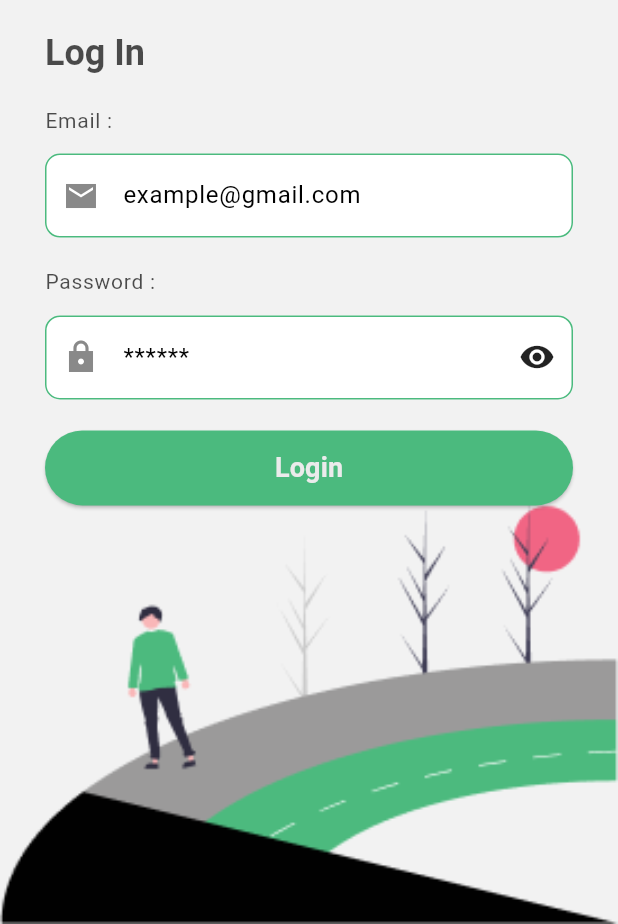
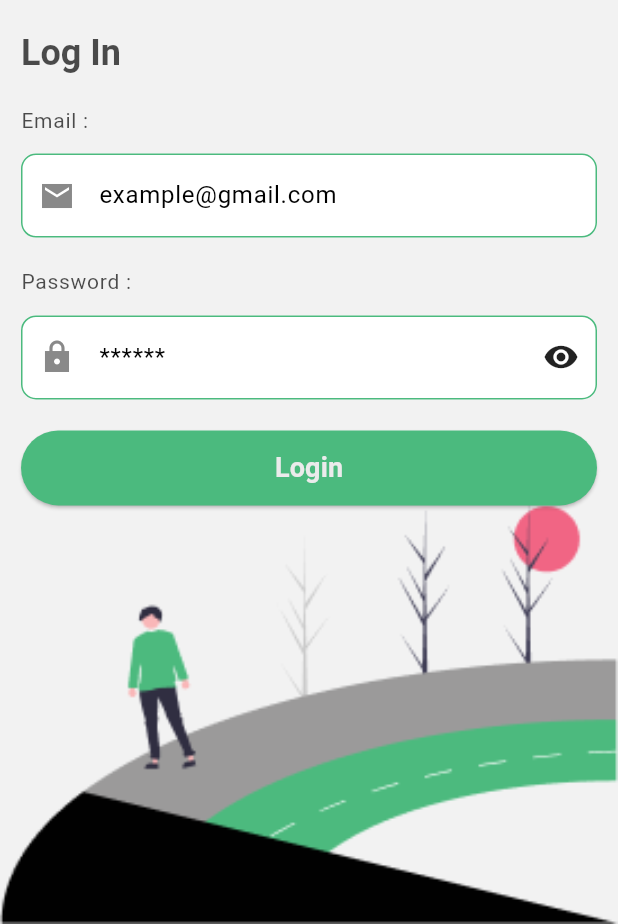
Before and after one commit to mohammadAtaullahBD/salesman, a Flutter app: the screen it shows after launch, on a phone screen of 412 x 824 dp, the part 312-1236 px from its top. Run offline on Flutter 3.47's test engine with Material 3 defaults, Android fonts, the phone set to English and light mode, and no system bars; our stand-ins replace bloc, device_info_plus, equatable, flutter_bloc, geolocator, permission_handler and 1 more; missing offline and left inert: flutter_background_service, flutter_background_service_android.

Commit message:
Fixed: #3 White screen and Padding issu

```diff
--- a/lib/bloc/user/user_bloc.dart
+++ b/lib/bloc/user/user_bloc.dart
@@ -8,7 +8,7 @@ class UserBloc extends Bloc<UserEvent, UserState> {
   UserBloc() : super(UserInitialState()) {
     on<UserEvent>((event, emit) async {
       SharedPreferences prefs = await SharedPreferences.getInstance();
-      if (event is FetchPreviousIfAvailableEvent) {
+      if (event is FetchPreviousUserIfAvailableEvent) {
         int? preUserID = prefs.getInt('userID');
         if (preUserID != null) {
           emit(UserLoadedState(userID: preUserID));
--- a/lib/bloc/user/user_event.dart
+++ b/lib/bloc/user/user_event.dart
@@ -9,7 +9,7 @@ sealed class UserEvent extends Equatable {
 
 class ResetUserEvent extends UserEvent {}
 
-class FetchPreviousIfAvailableEvent extends UserEvent {}
+class FetchPreviousUserIfAvailableEvent extends UserEvent {}
 
 class FetchUserEvent extends UserEvent {
   final String email;
--- a/lib/bloc/user_location/user_location_bloc.dart
+++ b/lib/bloc/user_location/user_location_bloc.dart
@@ -115,7 +115,9 @@ void _onStart(ServiceInstance service) async {
     if (userID != null) {
       _startLocationTracking(userID);
     } else {
+      debugPrint("background service stopping");
       service.stopSelf();
+      return;
     }
     // TODO: set the stop condition by uncommenting this code.
     // if (8 < DateTime.now().hour && DateTime.now().hour < 20) {
--- a/lib/main.dart
+++ b/lib/main.dart
@@ -10,10 +10,16 @@ class MyApp extends StatelessWidget {
 
   @override
   Widget build(BuildContext context) {
-    return MultiBlocProvider(
+    return MaterialApp(
+      navigatorKey: navigatorKey,
+      title: 'Flutter Demo',
+      theme: getTheme(),
+      debugShowCheckedModeBanner: false,
+      home: MultiBlocProvider(
         providers: [
           BlocProvider(
-          create: (context) => UserBloc()..add(FetchPreviousIfAvailableEvent()),
+            create: (context) =>
+                UserBloc()..add(FetchPreviousUserIfAvailableEvent()),
           ),
           BlocProvider(
             create: (context) => UserLocationBloc(),
@@ -25,13 +31,7 @@ class MyApp extends StatelessWidget {
             create: (context) => ShopsBloc(),
           ),
         ],
-      child: MaterialApp(
-        navigatorKey: navigatorKey,
-        title: 'Flutter Demo',
-        theme: getTheme(),
-        debugShowCheckedModeBanner: false,
-        home: const LauncherScreen(),
-        routes: allRouts,
+        child: const LauncherScreen(),
       ),
     );
   }
--- a/lib/pages/dashbord_screen.dart
+++ b/lib/pages/dashbord_screen.dart
@@ -11,7 +11,7 @@ class DashbordScreen extends StatelessWidget {
       drawer: const DrawerWidget(),
       body: SafeArea(
         child: Padding(
-          padding: const EdgeInsets.only(left: 15.0, right: 15.0),
+          padding: const EdgeInsets.only(left: 14.0, right: 14.0),
           child: ListView(
             children: [
               verticalSpace(),
@@ -79,7 +79,8 @@ class DashbordScreen extends StatelessWidget {
                       child: CircularProgressIndicator(),
                     );
                   }
-                  }),
+                },
+              ),
             ],
           ),
         ),
--- a/lib/pages/launcher_screen.dart
+++ b/lib/pages/launcher_screen.dart
@@ -6,6 +6,9 @@ class LauncherScreen extends StatelessWidget {
 
   @override
   Widget build(BuildContext context) {
+    Future.delayed(Duration.zero, () {
+      BlocProvider.of<UserBloc>(context).add(FetchPreviousUserIfAvailableEvent());
+    });
     return BlocBuilder<UserBloc, UserState>(
       buildWhen: (previous, current) => previous != current,
       builder: (context, state) {
--- a/lib/pages/login_screen.dart
+++ b/lib/pages/login_screen.dart
@@ -9,6 +9,7 @@ class LoginScreen extends StatefulWidget {
 }
 
 class _LoginScreenState extends State<LoginScreen> {
+  bool _isClick = false;
   late TextEditingController _emailController;
   late TextEditingController _passController;
   final FocusNode _emailFocusNode = FocusNode();
@@ -57,13 +58,10 @@ class _LoginScreenState extends State<LoginScreen> {
 
   @override
   Widget build(BuildContext context) {
-    Future.delayed(Duration.zero, () {
-      BlocProvider.of<UserBloc>(context).add(FetchPreviousIfAvailableEvent());
-    });
     return Scaffold(
       body: SingleChildScrollView(
         child: Container(
-          padding: const EdgeInsets.only(left: 30.0, right: 30.0),
+          padding: const EdgeInsets.only(left: 14.0, right: 14.0),
           height: height,
           decoration: const BoxDecoration(
             image: DecorationImage(
@@ -133,7 +131,35 @@ class _LoginScreenState extends State<LoginScreen> {
                 ),
               ),
               verticalSpace(),
-              ElevatedButton(
+              _isClick
+                  ? ElevatedButton(
+                      onPressed: () {},
+                      style: ButtonStyle(
+                        backgroundColor: MaterialStateColor.resolveWith(
+                          (states) => Theme.of(context).colorScheme.primary,
+                        ),
+                        foregroundColor: MaterialStateColor.resolveWith(
+                          (states) => Theme.of(context).colorScheme.onPrimary,
+                        ),
+                        surfaceTintColor: MaterialStateColor.resolveWith(
+                          (states) => Theme.of(context).colorScheme.primary,
+                        ),
+                      ),
+                      child: Padding(
+                        padding: const EdgeInsetsDirectional.symmetric(
+                            vertical: 12.0),
+                        child: Center(
+                          child: Text(
+                            'Login',
+                            style: Theme.of(context)
+                                .textTheme
+                                .labelLarge
+                                ?.copyWith(color: whitePrimaryColor),
+                          ),
+                        ),
+                      ),
+                    )
+                  : ElevatedButton(
                       onPressed: () {
                         BlocProvider.of<UserBloc>(context).add(
                           FetchUserEvent(
@@ -154,8 +180,8 @@ class _LoginScreenState extends State<LoginScreen> {
                         ),
                       ),
                       child: Padding(
-                  padding:
-                      const EdgeInsetsDirectional.symmetric(vertical: 12.0),
+                        padding: const EdgeInsetsDirectional.symmetric(
+                            vertical: 12.0),
                         child: Center(
                           child: Text(
                             'Login',
@@ -172,7 +198,9 @@ class _LoginScreenState extends State<LoginScreen> {
                 // listenWhen: (previous, current) => previous != current,
                 listener: (context, state) {
                   if (state is UserErrorState) {
-                    // Todo: is showToastMessage work?
+                    setState(() {
+                      _isClick = !_isClick;
+                    });
                     showToastMessage(context, 'Login: Wrong Information');
                   }
                 },
--- a/lib/pages/shops_screen.dart
+++ b/lib/pages/shops_screen.dart
@@ -13,7 +13,7 @@ class Shopsscreen extends StatelessWidget {
         // appBar: AppBar(),
         drawer: const DrawerWidget(),
         body: Padding(
-          padding: const EdgeInsets.only(left: 15.0, right: 15.0),
+          padding: const EdgeInsets.only(left: 14.0, right: 14.0),
           child: Column(
             children: [
               verticalSpace(),
--- a/lib/utils/routing.dart
+++ b/lib/utils/routing.dart
@@ -1,14 +1,14 @@
-import 'package:apps/utils/importer.dart';
+// import 'package:apps/utils/importer.dart';
 
-const launcherRoute = '/launch';
-const homeRoute = '/home';
-const loginRoute = '/login';
-const dashbordScreenRoute = '/dashbord';
-// const shopsScreenRoute = '/shops';
+// const launcherRoute = '/launch';
+// const homeRoute = '/home';
+// const loginRoute = '/login';
+// const dashbordScreenRoute = '/dashbord';
+// // const shopsScreenRoute = '/shops';
 
-Map<String, WidgetBuilder> allRouts = {
-  launcherRoute: (context) => const LauncherScreen(),
-  loginRoute: (context) => const LoginScreen(),
-  // dashbordScreenRoute: (context) => DashbordScreen(),
-  // shopsScreenRoute: (context) => const Shopsscreen(),
-};
+// Map<String, WidgetBuilder> allRouts = {
+//   launcherRoute: (context) => const LauncherScreen(),
+//   loginRoute: (context) => const LoginScreen(),
+//   // dashbordScreenRoute: (context) => DashbordScreen(),
+//   // shopsScreenRoute: (context) => const Shopsscreen(),
+// };
```
Lines whose indentation alone changed are shown as unchanged.
